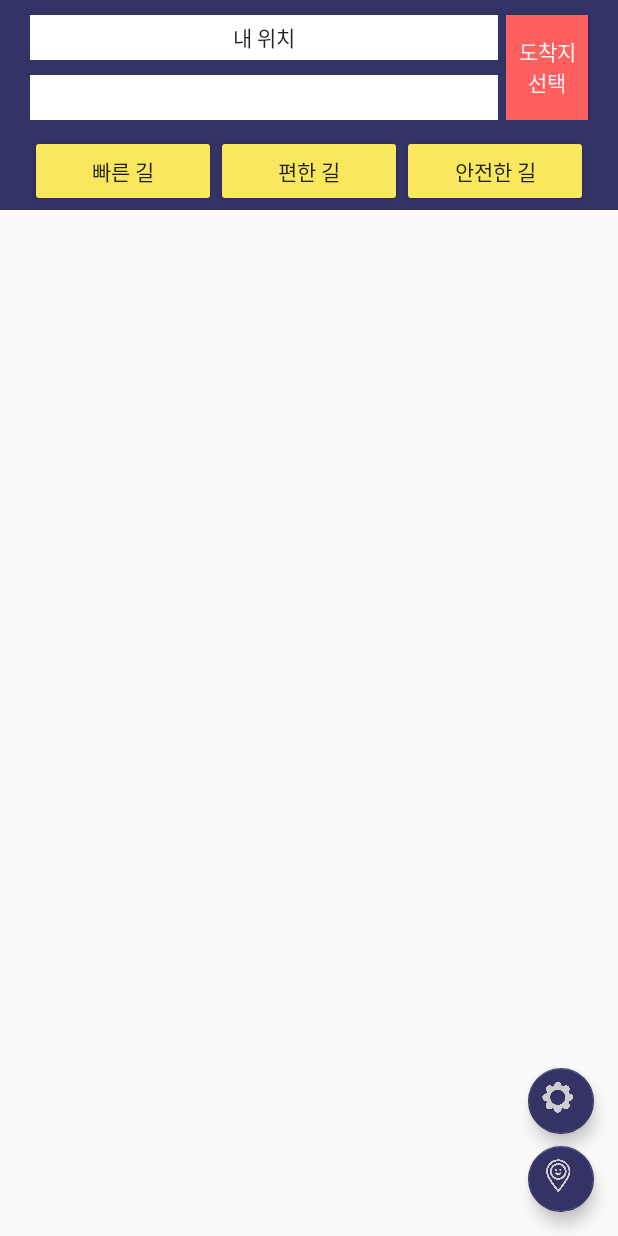
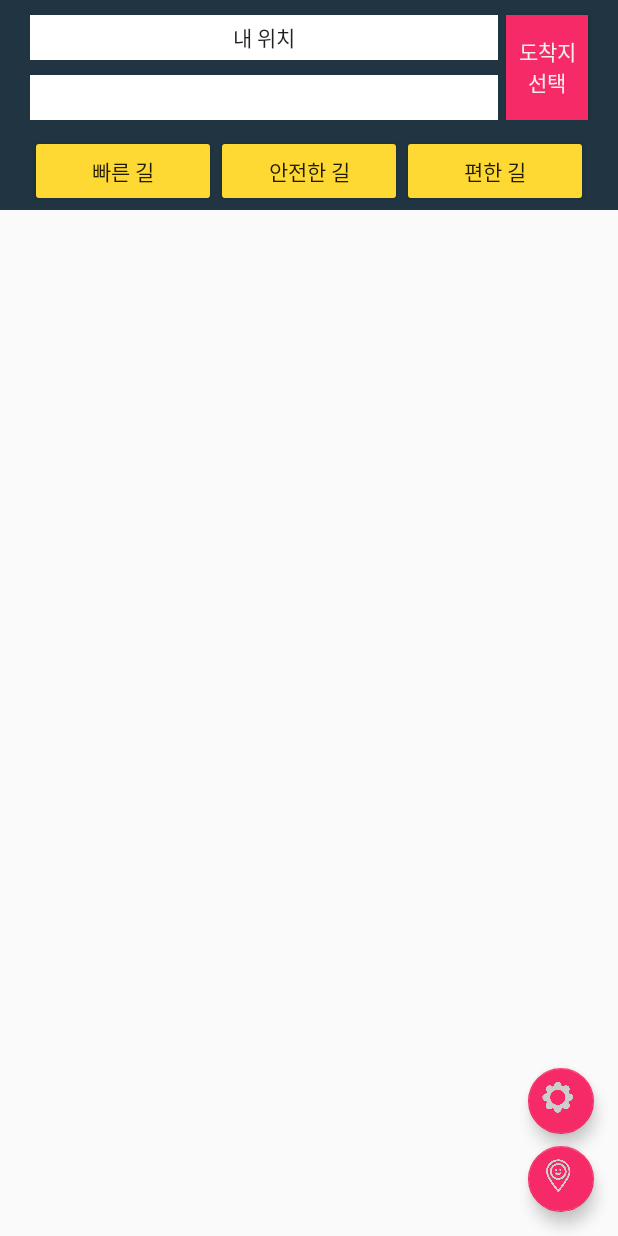
Before and after one commit to Csoyee/Capstone_Group4, an Android app: the layout activity_main.xml on its own in the app's theme, with its tools: preview values and no code run, on a phone screen of 412 x 824 dp. Run offline under Robolectric (Android 15) with nearby library versions, the phone set to English and light mode, and no system bars.

Commit message:
modify layout

```diff
--- a/app/src/main/res/layout/activity_main.xml
+++ b/app/src/main/res/layout/activity_main.xml
@@ -16,7 +16,7 @@
         android:layout_marginEnd="16dp"
         android:clickable="true"
         android:src="@drawable/newlocation"
-        app:backgroundTint="@color/design3"
+        app:backgroundTint="@color/design4"
         app:fabSize="mini"
         app:layout_constraintBottom_toBottomOf="parent"
         app:layout_constraintEnd_toEndOf="parent" />
@@ -29,7 +29,7 @@
         android:layout_marginEnd="16dp"
         android:clickable="true"
         android:src="@drawable/newsetting"
-        app:backgroundTint="@color/design3"
+        app:backgroundTint="@color/design4"
         app:fabSize="mini"
         app:layout_constraintBottom_toTopOf="@+id/GPSbutton"
         app:layout_constraintEnd_toEndOf="parent" />
@@ -126,20 +126,20 @@
                     android:theme="@style/MyButton" />
 
                 <Button
+                    android:id="@+id/SAFE"
+                    android:layout_width="wrap_content"
+                    android:layout_height="wrap_content"
+                    android:layout_weight="1"
+                    android:text="안전한 길"
+                    android:theme="@style/MyButton" />
+
+                <Button
                     android:id="@+id/COMFORT"
                     android:layout_width="wrap_content"
                     android:layout_height="wrap_content"
                     android:layout_weight="1"
                     android:text="편한 길"
-                    android:theme="@style/MyButton"/>
-
-                <Button
-                    android:id="@+id/SAFE"
-                    android:layout_width="wrap_content"
-                    android:layout_height="wrap_content"
-                    android:layout_weight="1"
-                    android:text="안전한 길"
-                    android:theme="@style/MyButton"/>
+                    android:theme="@style/MyButton" />
             </LinearLayout>
 
         </LinearLayout>
--- a/app/src/main/res/layout/settingpop.xml
+++ b/app/src/main/res/layout/settingpop.xml
@@ -24,7 +24,7 @@
             <TextView
                 android:id="@+id/Setting"
                 android:layout_width="match_parent"
-                android:layout_height="wrap_content"
+                android:layout_height="40dp"
                 android:background="@color/design3"
                 android:gravity="center"
                 android:paddingBottom="5dp"
@@ -100,7 +100,7 @@
             <TextView
                 android:id="@+id/title2"
                 android:layout_width="match_parent"
-                android:layout_height="wrap_content"
+                android:layout_height="40dp"
                 android:layout_marginTop="10dp"
                 android:layout_weight="1"
                 android:background="@color/design3"
--- a/app/src/main/res/values/colors.xml
+++ b/app/src/main/res/values/colors.xml
@@ -3,8 +3,8 @@
     <color name="colorPrimary">#3f51b5</color>
     <color name="colorPrimaryDark">#26317c</color>
     <color name="colorAccent">#FF4081</color>
-    <color name="design1">#F9E75E</color>
+    <color name="design1">#FFD933</color>
     <color name="design2">#F0F0F0</color>
-    <color name="design3">#333366</color>
-    <color name="design4">#FF5F5F</color>
+    <color name="design3">#203541</color>
+    <color name="design4">#f62a66</color>
 </resources>
```
